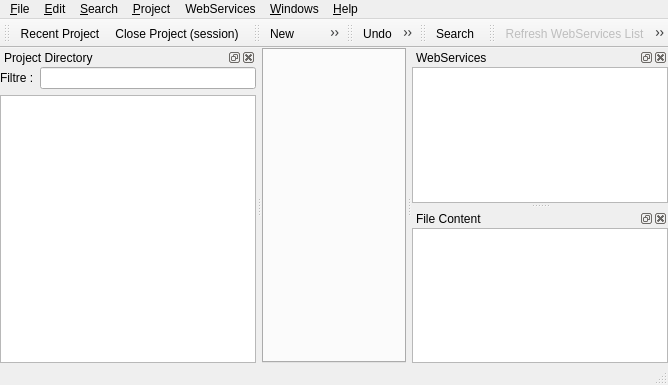
This is ui/mainform.ui in phoenix741/xinx as Qt 5 draws it before an edit. The edited form follows.
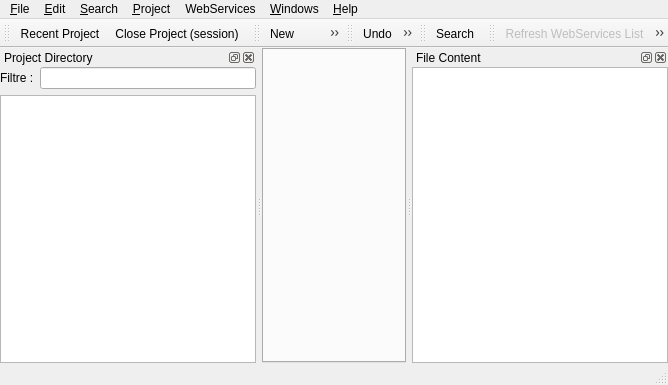
This is the edited form. Icons and pictures are not drawn. Custom widgets are drawn as their Qt base class.

Diff of the .ui file:
```diff
--- a/ui/mainform.ui
+++ b/ui/mainform.ui
@@ -205,30 +205,6 @@
    </attribute>
    <addaction name="m_searchAct" />
   </widget>
-  <widget class="QDockWidget" name="m_webServicesDock" >
-   <property name="allowedAreas" >
-    <set>Qt::LeftDockWidgetArea|Qt::NoDockWidgetArea|Qt::RightDockWidgetArea</set>
-   </property>
-   <property name="windowTitle" >
-    <string>WebServices</string>
-   </property>
-   <attribute name="dockWidgetArea" >
-    <number>2</number>
-   </attribute>
-   <widget class="QWidget" name="dockWidgetContents2" >
-    <layout class="QGridLayout" >
-     <property name="margin" >
-      <number>0</number>
-     </property>
-     <property name="spacing" >
-      <number>0</number>
-     </property>
-     <item row="0" column="0" >
-      <widget class="QTreeView" name="m_webServicesTreeView" />
-     </item>
-    </layout>
-   </widget>
-  </widget>
   <widget class="QDockWidget" name="m_xslContentDock" >
    <property name="allowedAreas" >
     <set>Qt::LeftDockWidgetArea|Qt::NoDockWidgetArea|Qt::RightDockWidgetArea</set>
```
Left out of the diff: 2 changed lines with no effect on the pictures.
